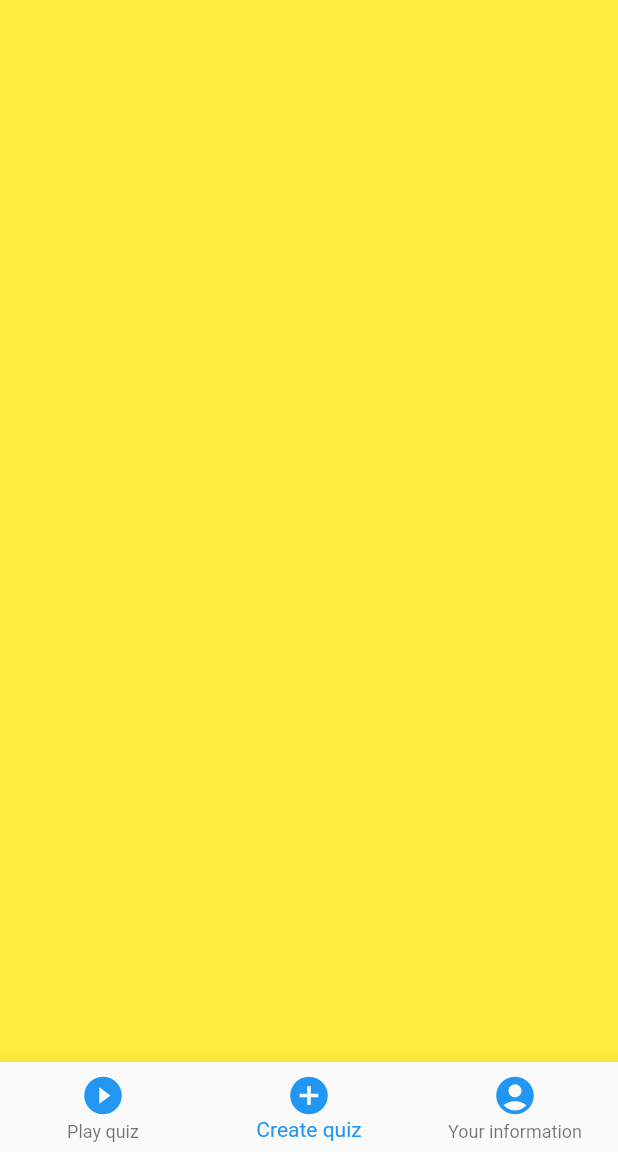
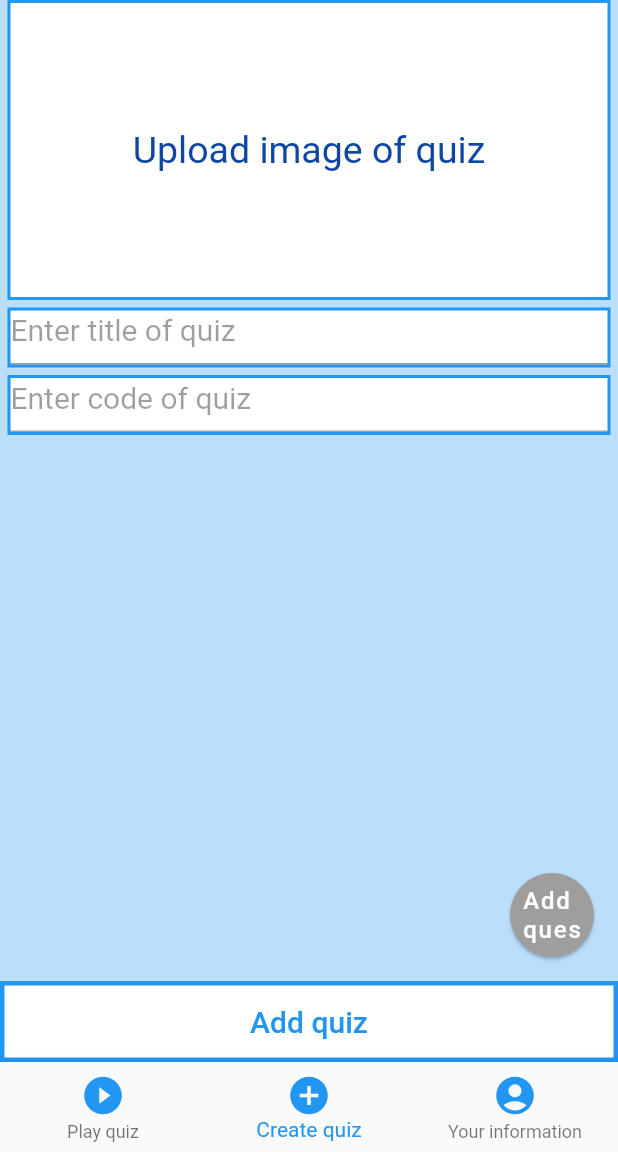
Before and after one commit to Phuc-HuynhTrong/quiz_maker, a Flutter app: the Home screen opened directly, item 2 of the bottom bar chosen, on a phone screen of 412 x 824 dp, the part 84-1236 px from its top. Run offline on Flutter 3.47's test engine with Material 2 defaults, Android fonts, the phone set to English and light mode, and no system bars; our stand-ins replace cloud_firestore, firebase_auth, firebase_core, image_picker; accounts and stored records are empty.

Commit message:
completed add quiz to firebase basic

```diff
--- /dev/null
+++ b/lib/screens/createQuiz/createQuizHome.dart
@@ -0,0 +1,175 @@
+import 'dart:io';
+import 'package:flutter/material.dart';
+import 'package:quiz_maker/models/Question.dart';
+import 'package:image_picker/image_picker.dart';
+import 'package:quiz_maker/models/Quiz.dart';
+import 'package:quiz_maker/services/auth.dart';
+import 'package:quiz_maker/services/database.dart';
+
+class CreateQuizHome extends StatefulWidget {
+  const CreateQuizHome({Key? key}) : super(key: key);
+
+  @override
+  _CreateQuizHomeState createState() => _CreateQuizHomeState();
+}
+
+class _CreateQuizHomeState extends State<CreateQuizHome> {
+  List<Question> listQuestion = <Question>[];
+  late String code = '';
+  late String title = '';
+  late XFile imageFile;
+  bool uploadImage = false;
+  final ImagePicker picker = ImagePicker();
+  AuthService authService = AuthService();
+  late String uid = '';
+  late DatabaseService databaseService = DatabaseService(uid: uid) ;
+
+  @override
+  void initState() {
+    // TODO: implement initState
+    uid = authService.getCurrentUser!.uid;
+    databaseService = DatabaseService(uid: uid);
+    super.initState();
+  }
+  void _onImageButtonPressed(ImageSource source,
+      {BuildContext? context, bool isMultiImage = false}) async {
+    try {
+      final pickedFile = await picker.pickImage(
+        source: source,
+      );
+      setState(() {
+        imageFile = pickedFile!;
+        uploadImage = true;
+      });
+    } catch (e) {
+      print(e);
+    }
+  }
+
+  @override
+  Widget build(BuildContext context) {
+    return Scaffold(
+      backgroundColor: Colors.blue[100],
+      body: CustomScrollView(
+        slivers: <Widget>[
+          SliverList(
+            delegate: SliverChildBuilderDelegate(
+              (BuildContext context, int index) {
+                return Column(
+                  children: [
+                    GestureDetector(
+                      child: Container(
+                          height: 200,
+                          width: MediaQuery.of(context).size.width - 10,
+                          decoration: BoxDecoration(
+                            color: Colors.white,
+                            border: Border.all(color: Colors.blue, width: 2),
+                          ),
+                          child: uploadImage
+                              ? Container(
+                                  child: Image.file(
+                                    File(imageFile.path),
+                                    height: 200,
+                                    width:
+                                        MediaQuery.of(context).size.width - 10,
+                                  ),
+                                )
+                              : Center(
+                                  child: Text(
+                                  'Upload image of quiz',
+                                  style: TextStyle(
+                                      color: Colors.blue[900], fontSize: 25),
+                                ))),
+                      onTap: () {
+                        _onImageButtonPressed(ImageSource.gallery,
+                            context: context);
+                      },
+                    ),
+                    SizedBox(
+                      height: 5,
+                    ),
+                    Container(
+                      height: 40,
+                      width: MediaQuery.of(context).size.width - 10,
+                      decoration: BoxDecoration(
+                        color: Colors.white,
+                        border: Border.all(color: Colors.blue, width: 2),
+                      ),
+                      child: TextFormField(
+                        minLines: 1,
+                        maxLines: 1,
+                        decoration: InputDecoration(
+                            hintText: 'Enter title of quiz',
+                            hintStyle:
+                                TextStyle(color: Colors.black38, fontSize: 20)),
+                        onChanged: (val){
+                          title = val;
+                        },
+                      ),
+                    ),
+                    SizedBox(
+                      height: 5,
+                    ),
+                    Container(
+                      height: 40,
+                      width: MediaQuery.of(context).size.width - 10,
+                      decoration: BoxDecoration(
+                        color: Colors.white,
+                        border: Border.all(color: Colors.blue, width: 2),
+                      ),
+                      child: TextFormField(
+                        minLines: 1,
+                        maxLines: 1,
+                        decoration: InputDecoration(
+                            hintText: 'Enter code of quiz',
+                            hintStyle:
+                                TextStyle(color: Colors.black38, fontSize: 20)),
+                        onChanged: (val){
+                          code = val;
+                        },
+                      ),
+                    ),
+                  ],
+                );
+              },
+              childCount: 1,
+            ),
+          ),
+          SliverList(
+              delegate: SliverChildBuilderDelegate(
+            (BuildContext context, int index) {
+              return Container();
+            },
+            childCount: listQuestion.length,
+          )),
+        ],
+      ),
+      floatingActionButton: FloatingActionButton(
+        elevation: 1,
+        backgroundColor: Colors.grey,
+        onPressed: () {},
+        child: Center(
+            child: Text(
+          'Add\nques',
+          style: TextStyle(fontSize: 16, color: Colors.white),
+        )),
+      ),
+      bottomNavigationBar: Container(
+        decoration: BoxDecoration(
+            color: Colors.white,
+            border: Border.all(color: Colors.blue, width: 3)),
+        child: TextButton(
+          onPressed: () {
+            Quiz quiz = Quiz(
+                id: '', code: code, imageURL: imageFile.path, title: title);
+            databaseService.addQuiz(quiz);
+          },
+          child: Text(
+            'Add quiz',
+            style: TextStyle(fontSize: 20),
+          ),
+        ),
+      ),
+    );
+  }
+}
--- a/lib/screens/home/home.dart
+++ b/lib/screens/home/home.dart
@@ -1,6 +1,7 @@
 import 'package:flutter/cupertino.dart';
 import 'package:flutter/material.dart';
 import 'package:quiz_maker/screens/account/accountscreen.dart';
+import 'package:quiz_maker/screens/createQuiz/createQuizHome.dart';
 import 'package:quiz_maker/screens/createQuiz/createquiz.dart';
 import 'package:quiz_maker/screens/PLayQuiz/playquiz.dart';
 import 'package:quiz_maker/widgets/appbar.dart';
@@ -44,7 +45,7 @@ class _HomeState extends State<Home> {
           child: index == 0
               ? PlayQuizScreen()
               : index == 1
-                  ? CreatQuizScreen()
+                  ? CreateQuizHome()
                   : AccountScreen(),
         ),
         bottomNavigationBar: BottomNavigationBar(
--- a/pubspec.yaml
+++ b/pubspec.yaml
@@ -41,6 +41,7 @@ dev_dependencies:
   google_sign_in: ^5.0.4
   cloud_firestore: ^2.1.0
   firebase_storage: ^8.0.6
+  image_picker: ^0.8.4
 # For information on the generic Dart part of this file, see the
 # following page: https://dart.dev/tools/pub/pubspec
 
```
Also changed, not shown: lib/screens/createQuiz/createquiz.dart (+112 -2 lines), lib/services/auth.dart (+4 -4 lines), pubspec.lock.
